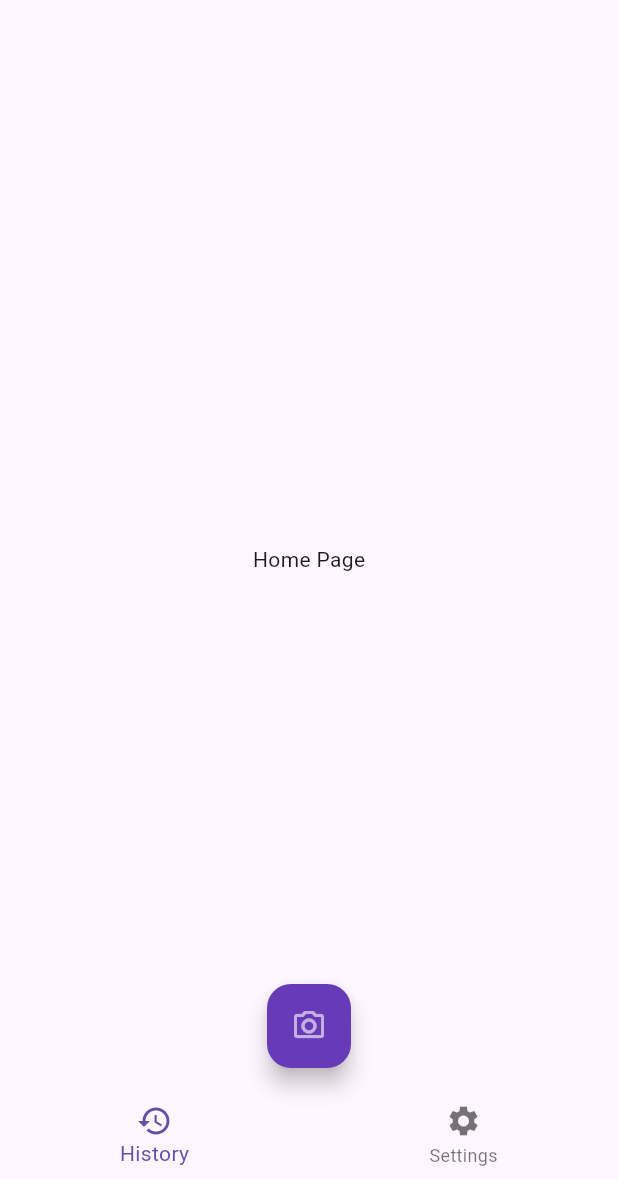
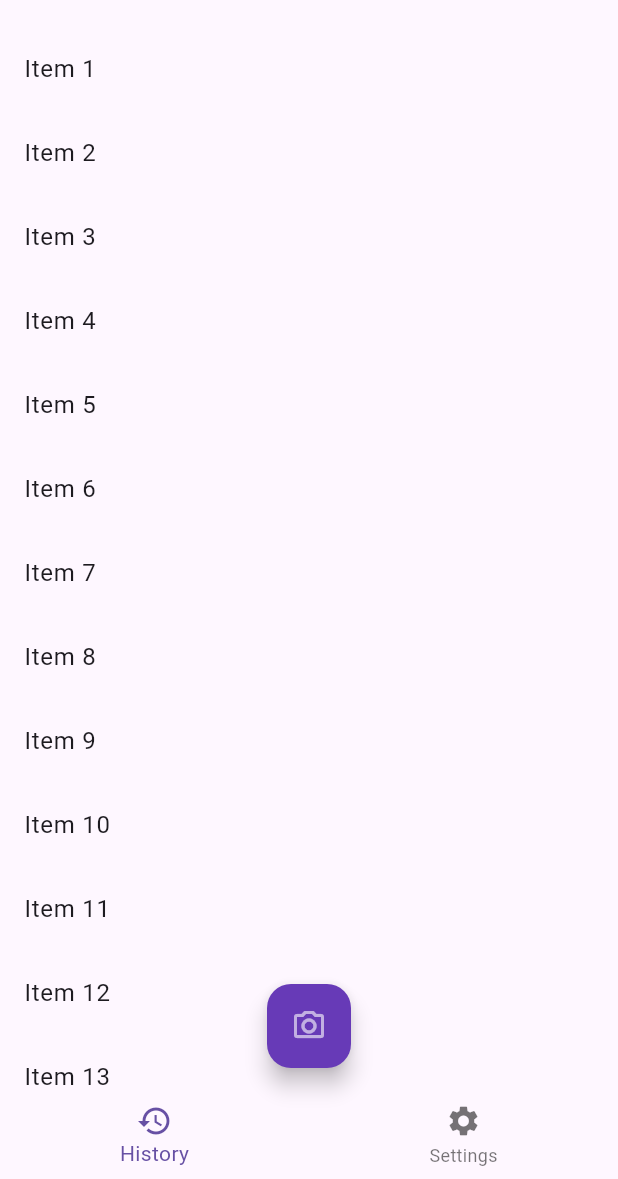
Before and after one commit to miguelfagundez/QR-Solutions, a Flutter app: the screen it shows after launch, on a phone screen of 412 x 824 dp, the part 57-1236 px from its top. Run offline on Flutter 3.47's test engine with Material 3 defaults, Android fonts, the phone set to English and light mode, and no system bars; our stand-ins replace dartz, sqflite; accounts and stored records are empty; generated files the repository leaves out were written again.

Commit message:
Home page moved to share folder

```diff
--- a/lib/features/scan/presentation/pages/home_page.dart
+++ /dev/null
@@ -1,54 +0,0 @@
-import 'package:flutter/material.dart';
-import 'package:qr_solutions/core/utils/constants.dart';
-import 'package:qr_solutions/share/presentation/widgets/custom_navegation_bar.dart';
-import 'package:flutter_gen/gen_l10n/app_localizations.dart';
-import 'package:qr_solutions/share/presentation/widgets/custom_scan_button.dart';
-
-class HomePage extends StatelessWidget {
-  const HomePage({Key? key}) : super(key: key);
-
-  @override
-  Widget build(BuildContext context) {
-    return Scaffold(
-      appBar: AppBar(
-        title: const Text(
-          APP_NAME,
-          style: TextStyle(fontSize: 16.0),
-        ),
-        actions: [
-          IconButton(
-            icon: const Icon(Icons.delete_forever),
-            onPressed: () {
-              showDialog(
-                context: context,
-                builder: (_) => AlertDialog(
-                  title: Text(AppLocalizations.of(context)!
-                      .confirmTitle), //Text('Confirm'),
-                  content: Text(AppLocalizations.of(context)!.confirmBody),
-                  actions: [
-                    TextButton(
-                        onPressed: () {
-                          Navigator.pop(context);
-                        },
-                        child: Text(AppLocalizations.of(context)!.yes)),
-                    TextButton(
-                        onPressed: () {
-                          Navigator.pop(context);
-                        },
-                        child: Text(AppLocalizations.of(context)!.no)),
-                  ],
-                ),
-              );
-            },
-          )
-        ],
-      ),
-      body: Center(
-        child: Text('Home Page'),
-      ),
-      bottomNavigationBar: const CustomNavigationBar(),
-      floatingActionButton: const CustomScanButton(),
-      floatingActionButtonLocation: FloatingActionButtonLocation.centerFloat,
-    );
-  }
-}
--- a/lib/l10n/intl_en.arb
+++ b/lib/l10n/intl_en.arb
@@ -38,5 +38,9 @@
   "no": "No",
   "@no": {
     "description": "no"
+  },
+  "undo": "Undo",
+  "@no": {
+    "description": "undo"
   }
 }
--- a/lib/l10n/intl_es.arb
+++ b/lib/l10n/intl_es.arb
@@ -8,5 +8,6 @@
   "confirmTitle": "Confirmar",
   "confirmBody": "Esta seguro de eliminar todos los scaners permanentemente?",
   "yes": "Si",
-  "no": "No"
+  "no": "No",
+  "undo": "Deshacer"
 }
--- a/lib/main.dart
+++ b/lib/main.dart
@@ -4,7 +4,7 @@ import 'package:flutter_localizations/flutter_localizations.dart';
 import 'package:flutter_gen/gen_l10n/app_localizations.dart';
 import 'package:qr_solutions/core/utils/constants.dart';
 import 'package:qr_solutions/features/scan/presentation/pages/history_page.dart';
-import 'package:qr_solutions/features/scan/presentation/pages/home_page.dart';
+import 'package:qr_solutions/share/presentation/pages/home_page.dart';
 import 'package:qr_solutions/features/settings/presentation/pages/settings_page.dart';
 
 import 'package:qr_solutions/l10n/l10n.dart';
@@ -32,7 +32,7 @@ class MyApp extends StatelessWidget {
       title: APP_NAME,
       initialRoute: INITIAL_ROUTE,
       routes: {
-        HOME_ROUTE: (_) => const HomePage(),
+        HOME_ROUTE: (_) => HomePage(),
         HISTORY_ROUTE: (_) => const HistoryPage(),
         SETTINGS_ROUTE: (_) => const SettingsPage(),
       },
--- /dev/null
+++ b/lib/share/presentation/pages/home_page.dart
@@ -0,0 +1,110 @@
+import 'package:flutter/material.dart';
+import 'package:qr_solutions/core/utils/constants.dart';
+import 'package:qr_solutions/share/presentation/widgets/custom_navegation_bar.dart';
+import 'package:flutter_gen/gen_l10n/app_localizations.dart';
+import 'package:qr_solutions/share/presentation/widgets/custom_scan_button.dart';
+
+class HomePage extends StatefulWidget {
+  HomePage({Key? key}) : super(key: key);
+
+  @override
+  State<HomePage> createState() => _HomePageState();
+}
+
+class _HomePageState extends State<HomePage> {
+  final items = List<String>.generate(20, (i) => 'Item ${i + 1}');
+
+  @override
+  Widget build(BuildContext context) {
+    return Scaffold(
+      appBar: AppBar(
+        title: const Text(
+          APP_NAME,
+          style: TextStyle(fontSize: 16.0),
+        ),
+        actions: [
+          IconButton(
+            icon: const Icon(Icons.delete_forever),
+            onPressed: () {
+              showDialog(
+                context: context,
+                builder: (_) => AlertDialog(
+                  title: Text(AppLocalizations.of(context)!.confirmTitle),
+                  content: Text(AppLocalizations.of(context)!.confirmBody),
+                  actions: [
+                    TextButton(
+                        onPressed: () {
+                          Navigator.pop(context);
+                        },
+                        child: Text(AppLocalizations.of(context)!.yes)),
+                    TextButton(
+                        onPressed: () {
+                          Navigator.pop(context);
+                        },
+                        child: Text(AppLocalizations.of(context)!.no)),
+                  ],
+                ),
+              );
+            },
+          )
+        ],
+      ),
+      body: ListView.builder(
+        itemCount: items.length,
+        itemBuilder: (context, index) {
+          final item = items[index];
+          return Dismissible(
+            // Each Dismissible must contain a Key. Keys allow Flutter to
+            // uniquely identify widgets.
+            key: UniqueKey(),
+            direction: DismissDirection.endToStart,
+            // Provide a function that tells the app
+            // what to do after an item has been swiped away.
+            onDismissed: (direction) {
+              // Remove the item from the data source.
+              setState(() {
+                items.removeAt(index);
+              });
+
+              ScaffoldMessenger.of(context).showSnackBar(
+                SnackBar(
+                  content: Text(AppLocalizations.of(context)!.confirmBody),
+                  duration: const Duration(seconds: 3),
+                  action: SnackBarAction(
+                    label: AppLocalizations.of(context)!.undo,
+                    onPressed: () {
+                      // Code to execute.
+                      setState(() {
+                        items.add('New Item ${index + 1}');
+                      });
+                    },
+                  ),
+                ),
+              );
+            },
+            // Show a red background with icon as the item is swiped away.
+            background: Container(
+              color: Colors.redAccent,
+              alignment: Alignment.centerRight,
+              child: const Padding(
+                padding: EdgeInsets.only(right: 20, left: 20),
+                child: Icon(
+                  Icons.delete_outline,
+                  color: Colors.white,
+                ),
+              ),
+            ),
+            child: ListTile(
+              title: Text(item),
+              // ignore: avoid_print
+              onTap: () => print(item),
+            ),
+          );
+        },
+      ),
+      bottomNavigationBar: const CustomNavigationBar(),
+      floatingActionButton: const CustomScanButton(),
+      floatingActionButtonLocation: FloatingActionButtonLocation.centerFloat,
+    );
+  }
+}
```
